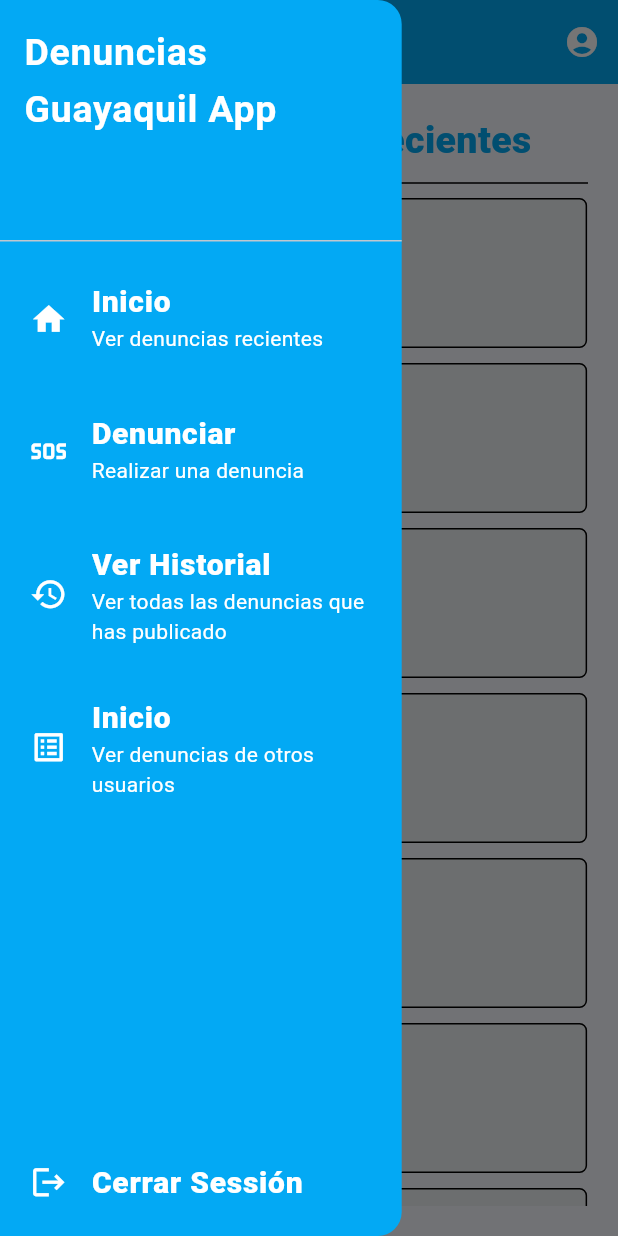
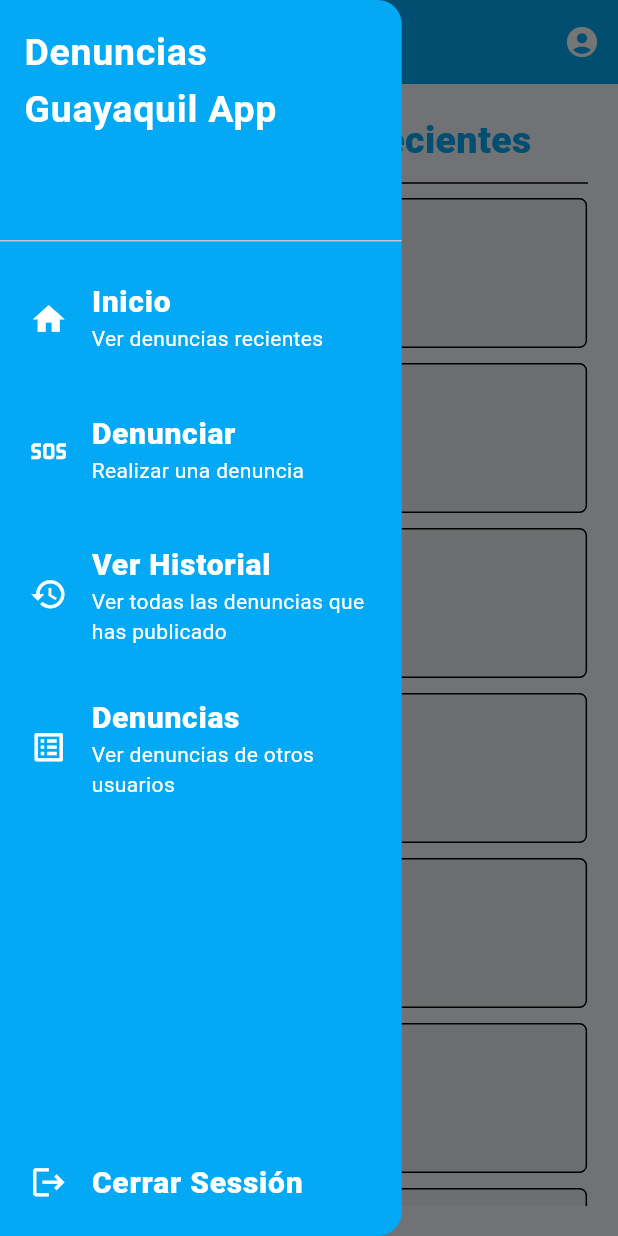
Before and after one commit to VivianaVelasco/ProyectoDenuncias, a Flutter app: the screen it shows after launch, with the side drawer open, on a phone screen of 412 x 824 dp. Run offline on Flutter 3.47's test engine with Material 2 defaults, Android fonts, the phone set to English and light mode, and no system bars; our stand-ins replace go_router.

Commit message:
Add Go Router and Setting Config Router in App

```diff
--- a/denunciasapp/lib/config/menu/menu_item.dart
+++ b/denunciasapp/lib/config/menu/menu_item.dart
@@ -22,16 +22,16 @@ const appMenusItems = <MenuItem>[
   MenuItem(
       title: "Denunciar",
       subTitle: "Realizar una denuncia",
-      link: "/",
+      link: "/crear-denuncia",
       iconData: Icons.sos_outlined),
   MenuItem(
       title: "Ver Historial",
       subTitle: "Ver todas las denuncias que has publicado",
-      link: "/",
+      link: "/midenuncias",
       iconData: Icons.history),
   MenuItem(
-      title: "Inicio",
+      title: "Denuncias",
       subTitle: "Ver denuncias de otros usuarios",
-      link: "/",
+      link: "/denuncias",
       iconData: Icons.list_alt)
 ];
--- /dev/null
+++ b/denunciasapp/lib/config/router/app_router.dart
@@ -0,0 +1,24 @@
+import 'package:denunciasapp/presentation/screens/screens.dart';
+import 'package:flutter/material.dart';
+import 'package:go_router/go_router.dart';
+
+final _shellNavigatorKey = GlobalKey<NavigatorState>();
+
+final appRouter = GoRouter(initialLocation: '/', routes: [
+  GoRoute(path: '/', builder: (context, state) => HomeScreen()),
+  GoRoute(path: '/login', builder: (context, state) => LoginScreen()),
+  GoRoute(path: '/register', builder: (context, state) => RegisterScreen()),
+  GoRoute(
+      path: '/crear-denuncia',
+      builder: (context, state) => CrearDenunciasScreen()),
+  GoRoute(path: '/denuncias', builder: (context, state) => DenunciasScreen()),
+  GoRoute(
+      path: '/denuncias/:id',
+      builder: (context, state) {
+        final id = int.parse(state.pathParameters["id"] ?? "");
+        return DenunciaScreen(id: id);
+      }),
+  GoRoute(
+      path: '/midenuncias',
+      builder: (context, state) => HistorialDenunciasScreen()),
+]);
--- a/denunciasapp/lib/main.dart
+++ b/denunciasapp/lib/main.dart
@@ -1,5 +1,5 @@
+import 'package:denunciasapp/config/router/app_router.dart';
 import 'package:denunciasapp/config/theme/app_theme.dart';
-import 'package:denunciasapp/presentation/screens/home_screen.dart';
 import 'package:flutter/material.dart';
 
 void main() {
@@ -11,11 +11,11 @@ class MyApp extends StatelessWidget {
 
   @override
   Widget build(BuildContext context) {
-    return MaterialApp(
+    return MaterialApp.router(
+      routerConfig: appRouter,
       debugShowCheckedModeBanner: false,
       title: 'Denuncias Ec App',
       theme: AppTheme(selectedColor: 2).theme(),
-      home: const HomeScreen(),
     );
   }
 }
--- a/denunciasapp/lib/presentation/app/sidenav.dart
+++ b/denunciasapp/lib/presentation/app/sidenav.dart
@@ -1,6 +1,7 @@
 import 'package:denunciasapp/config/menu/menu_item.dart';
 import 'package:denunciasapp/presentation/app/sidenav_item.dart';
 import 'package:flutter/material.dart';
+import 'package:go_router/go_router.dart';
 
 class SideNavDrawer extends StatelessWidget {
   const SideNavDrawer({super.key});
@@ -31,14 +32,21 @@ class SideNavDrawer extends StatelessWidget {
                       final icon = appMenusItems[index].iconData;
                       final title = appMenusItems[index].title;
                       final subTitle = appMenusItems[index].subTitle;
+                      final link = appMenusItems[index].link;
                       return SideNavItem(
-                          icon: icon, title: title, subtitle: subTitle);
+                          icon: icon,
+                          title: title,
+                          subtitle: subTitle,
+                          onTap: () => context.go(link),
+                          link: link);
                     },
                   ),
                 ),
-                const SideNavItem(
+                SideNavItem(
                   icon: Icons.logout,
                   title: "Cerrar Sessión",
+                  onTap: () => context.go("/login"),
+                  link: "/login",
                 )
               ],
             ),
--- a/denunciasapp/lib/presentation/app/sidenav_item.dart
+++ b/denunciasapp/lib/presentation/app/sidenav_item.dart
@@ -4,14 +4,15 @@ class SideNavItem extends StatelessWidget {
   final IconData icon;
   final String title;
   final String? subtitle;
+  final String link;
   final VoidCallback? onTap;
 
   const SideNavItem(
       {super.key,
       required this.icon,
-      this.onTap,
+      required this.onTap,
       required this.title,
-      this.subtitle});
+      this.subtitle, required this.link});
 
   @override
   Widget build(BuildContext context) {
--- /dev/null
+++ b/denunciasapp/lib/presentation/screens/screens.dart
@@ -0,0 +1,7 @@
+export 'package:denunciasapp/presentation/screens/auth/login_screen.dart';
+export 'package:denunciasapp/presentation/screens/auth/register_screen.dart';
+export 'package:denunciasapp/presentation/screens/denuncias/crear_denuncias.dart';
+export 'package:denunciasapp/presentation/screens/denuncias/denuncia_screen.dart';
+export 'package:denunciasapp/presentation/screens/denuncias/denuncias_screen.dart';
+export 'package:denunciasapp/presentation/screens/denuncias/historial_denuncias.dart';
+export 'package:denunciasapp/presentation/screens/home_screen.dart';
--- a/denunciasapp/pubspec.yaml
+++ b/denunciasapp/pubspec.yaml
@@ -36,6 +36,7 @@ dependencies:
   # The following adds the Cupertino Icons font to your application.
   # Use with the CupertinoIcons class for iOS style icons.
   cupertino_icons: ^1.0.2
+  go_router: ^10.1.0
 
 dev_dependencies:
   flutter_test:
```
Also changed, not shown: denunciasapp/lib/presentation/screens/auth/login_screen.dart (added, +10 -0 lines), denunciasapp/lib/presentation/screens/auth/register_screen.dart (added, +10 -0 lines), denunciasapp/lib/presentation/screens/denuncias/crear_denuncias.dart (added, +10 -0 lines), denunciasapp/lib/presentation/screens/denuncias/denuncia_screen.dart (added, +17 -0 lines), denunciasapp/lib/presentation/screens/denuncias/denuncias_screen.dart (added, +10 -0 lines), denunciasapp/lib/presentation/screens/denuncias/historial_denuncias.dart (added, +10 -0 lines), denunciasapp/lib/presentation/screens/crear_denuncias.dart (deleted), denunciasapp/lib/presentation/screens/denuncias_screen.dart (deleted), denunciasapp/lib/presentation/screens/history_denuncias.dart (deleted), denunciasapp/pubspec.lock.
